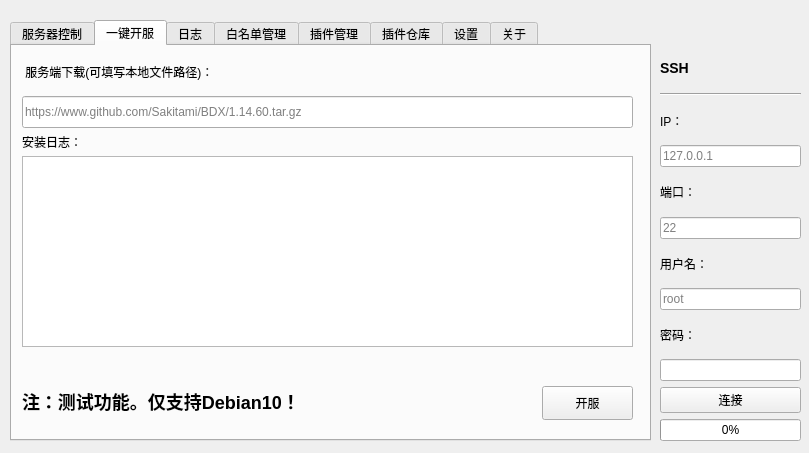
Old version of the form UI/main.ui in the repository Sakitami/MinecraftBDS-Manager.
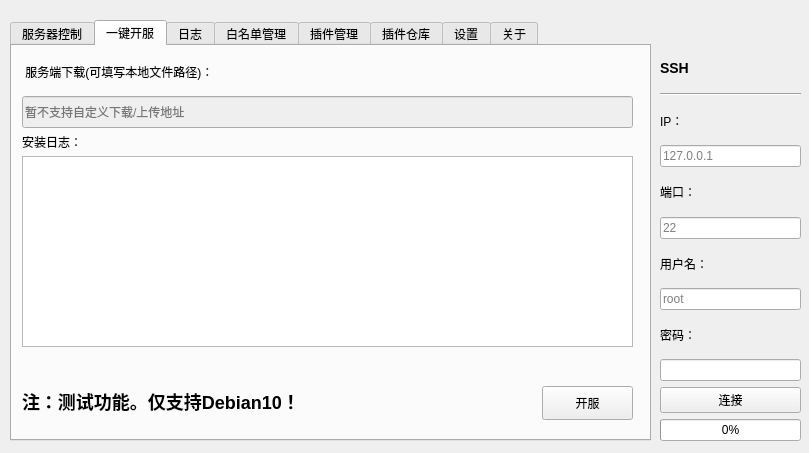
New version of the form. The open tabs and pages were chosen to show the change.

Commit message: Fix build function

```diff
--- a/UI/main.ui
+++ b/UI/main.ui
@@ -615,6 +615,9 @@
      </property>
     </widget>
     <widget class="QLineEdit" name="log_save_edit_2">
+     <property name="enabled">
+      <bool>false</bool>
+     </property>
      <property name="geometry">
       <rect>
        <x>10</x>
@@ -627,7 +630,7 @@
       <string/>
      </property>
      <property name="placeholderText">
-      <string>https://www.github.com/Sakitami/BDX/1.14.60.tar.gz</string>
+      <string>暂不支持自定义下载/上传地址</string>
      </property>
     </widget>
    </widget>
```
The commit also changes 2 other files.
